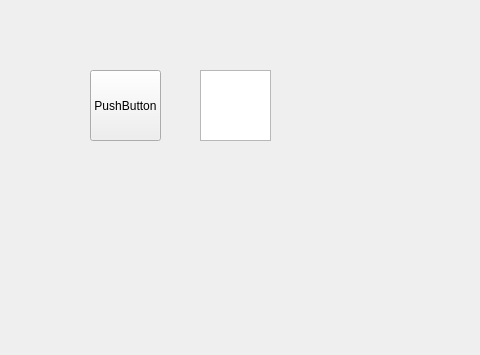
This is mainwindow.ui in Leo-Klisanic/krizic_kruzic as Qt 5 draws it before an edit; both pictures show x 0 to 480 and y 0 to 355 of the 800 by 600 pixel window. The edited form follows.
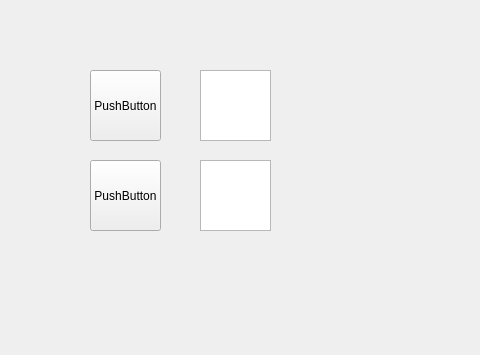
This is the edited form.

Commit message:
Dodan push button i text_edit
Kad se klikne na push_button na text_edit se upise x

Patch:
```diff
--- a/mainwindow.ui
+++ b/mainwindow.ui
@@ -37,6 +37,29 @@
      </rect>
     </property>
    </widget>
+   <widget class="QPushButton" name="pushButton_2">
+    <property name="geometry">
+     <rect>
+      <x>90</x>
+      <y>160</y>
+      <width>71</width>
+      <height>71</height>
+     </rect>
+    </property>
+    <property name="text">
+     <string>PushButton</string>
+    </property>
+   </widget>
+   <widget class="QTextEdit" name="textEdit_2">
+    <property name="geometry">
+     <rect>
+      <x>200</x>
+      <y>160</y>
+      <width>71</width>
+      <height>71</height>
+     </rect>
+    </property>
+   </widget>
   </widget>
   <widget class="QMenuBar" name="menubar">
    <property name="geometry">
```
The commit also changes 2 other files.
